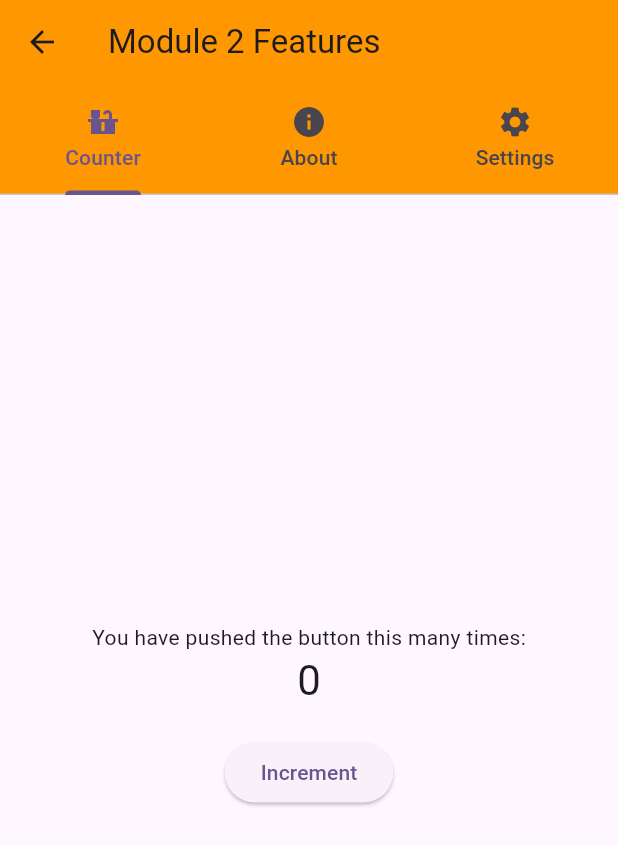
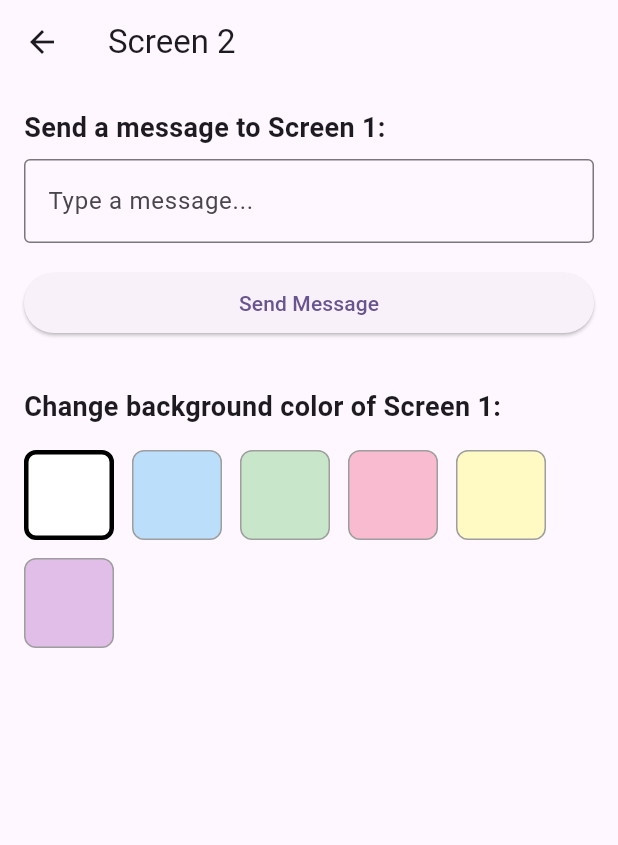
Before and after one commit to iamddwsc/flutter_module2, a Flutter app: the Screen2 screen opened directly, on a phone screen of 412 x 824 dp. Shown: the top 845 px of the screen. Run offline on Flutter 3.47's test engine with Material 3 defaults, Android fonts, the phone set to English and light mode, and no system bars; missing offline and left inert: flutter_module3_shared.

Commit message:
+ send data to screen 1

```diff
--- a/lib/screen_2.dart
+++ b/lib/screen_2.dart
@@ -1,4 +1,7 @@
+// Screen2.dart (to be implemented in module 2)
 import 'package:flutter/material.dart';
+import 'package:flutter_module3_shared/shared_communicator.dart';
+import 'package:flutter_module3_shared/shared_object.dart';
 
 class Screen2 extends StatefulWidget {
   const Screen2({super.key});
@@ -7,122 +10,113 @@ class Screen2 extends StatefulWidget {
   State<Screen2> createState() => _Screen2State();
 }
 
-class _Screen2State extends State<Screen2> with SingleTickerProviderStateMixin {
-  int counter = 0;
-  late TabController _tabController;
+class _Screen2State extends State<Screen2> {
+  final TextEditingController _messageController = TextEditingController();
+  Color _selectedColor = Colors.white;
 
-  @override
-  void initState() {
-    super.initState();
-    _tabController = TabController(length: 3, vsync: this);
+  // Predefined color options
+  final List<Color> _colorOptions = [
+    Colors.white,
+    Colors.blue[100]!,
+    Colors.green[100]!,
+    Colors.pink[100]!,
+    Colors.yellow[100]!,
+    Colors.purple[100]!,
+  ];
+
+  void _sendMessage() {
+    final message = _messageController.text;
+    if (message.isNotEmpty) {
+      final messageShared = SharedCommunicator().get<SharedMessage>('messages');
+      if (messageShared != null) {
+        messageShared.sendMessage(message);
+        ScaffoldMessenger.of(context).showSnackBar(
+          const SnackBar(content: Text('Message sent to Screen 1!')),
+        );
+      }
+    }
   }
 
-  @override
-  void dispose() {
-    _tabController.dispose();
-    super.dispose();
+  void _updateBackgroundColor(Color color) {
+    setState(() {
+      _selectedColor = color;
+    });
+
+    final uiState = SharedCommunicator().get<SharedUIState>('uiState');
+    if (uiState != null) {
+      uiState.updateProperty('backgroundColor', color);
+      ScaffoldMessenger.of(context).showSnackBar(
+        const SnackBar(content: Text('Background color updated on Screen 1!')),
+      );
     }
-
-  void incrementCounter() {
-    setState(() {
-      counter++;
-    });
   }
 
   @override
   Widget build(BuildContext context) {
     return Scaffold(
       appBar: AppBar(
-        title: const Text('Module 2 Features'),
-        backgroundColor: Colors.orange,
-        bottom: TabBar(
-          controller: _tabController,
-          tabs: const [
-            Tab(icon: Icon(Icons.countertops), text: 'Counter'),
-            Tab(icon: Icon(Icons.info), text: 'About'),
-            Tab(icon: Icon(Icons.settings), text: 'Settings'),
-          ],
+        title: const Text('Screen 2'),
+      ),
+      body: Padding(
+        padding: const EdgeInsets.all(16.0),
+        child: Column(
+          crossAxisAlignment: CrossAxisAlignment.stretch,
+          children: [
+            const Text(
+              'Send a message to Screen 1:',
+              style: TextStyle(fontSize: 18, fontWeight: FontWeight.bold),
+            ),
+            const SizedBox(height: 8),
+            TextField(
+              controller: _messageController,
+              decoration: const InputDecoration(
+                border: OutlineInputBorder(),
+                hintText: 'Type a message...',
               ),
             ),
-      body: TabBarView(
-        controller: _tabController,
-        children: [
-          // Counter Tab
-          Center(
-            child: Column(
-              mainAxisAlignment: MainAxisAlignment.center,
-              children: <Widget>[
+            const SizedBox(height: 16),
+            ElevatedButton(
+              onPressed: _sendMessage,
+              child: const Text('Send Message'),
+            ),
+            const SizedBox(height: 32),
             const Text(
-                  'You have pushed the button this many times:',
+              'Change background color of Screen 1:',
+              style: TextStyle(fontSize: 18, fontWeight: FontWeight.bold),
             ),
-                Text(
-                  '$counter',
-                  style: Theme.of(context).textTheme.headlineMedium,
+            const SizedBox(height: 16),
+            Wrap(
+              spacing: 12,
+              runSpacing: 12,
+              children: _colorOptions.map((color) {
+                return GestureDetector(
+                  onTap: () => _updateBackgroundColor(color),
+                  child: Container(
+                    width: 60,
+                    height: 60,
+                    decoration: BoxDecoration(
+                      color: color,
+                      border: Border.all(
+                        color: _selectedColor == color
+                            ? Colors.black
+                            : Colors.grey,
+                        width: _selectedColor == color ? 3 : 1,
                       ),
-                const SizedBox(height: 20),
-                ElevatedButton(
-                  onPressed: incrementCounter,
-                  child: const Text('Increment'),
+                      borderRadius: BorderRadius.circular(8),
+                    ),
+                  ),
+                );
+              }).toList(),
             ),
           ],
         ),
       ),
-
-          // About Tab
-          const Padding(
-            padding: EdgeInsets.all(16.0),
-            child: Column(
-              crossAxisAlignment: CrossAxisAlignment.start,
-              children: [
-                Text('Module 2',
-                    style:
-                        TextStyle(fontSize: 24, fontWeight: FontWeight.bold)),
-                SizedBox(height: 16),
-                Text('This is a modular Flutter component that demonstrates:'),
-                SizedBox(height: 8),
-                ListTile(
-                  leading: Icon(Icons.check),
-                  title: Text('Independent development'),
-                ),
-                ListTile(
-                  leading: Icon(Icons.check),
-                  title: Text('Modular architecture'),
-                ),
-                ListTile(
-                  leading: Icon(Icons.check),
-                  title: Text('Component reusability'),
-                ),
-              ],
-            ),
-          ),
-
-          // Settings Tab
-          ListView(
-            children: [
-              SwitchListTile(
-                title: const Text('Dark Mode'),
-                value: false,
-                onChanged: (value) {},
-              ),
-              SwitchListTile(
-                title: const Text('Notifications'),
-                value: true,
-                onChanged: (value) {},
-              ),
-              ListTile(
-                title: const Text('Language'),
-                trailing: const Text('English'),
-                onTap: () {},
-              ),
-              const Divider(),
-              const ListTile(
-                title: Text('Module Version'),
-                trailing: Text('1.0.0'),
-              ),
-            ],
-          ),
-        ],
-      ),
     );
   }
+
+  @override
+  void dispose() {
+    _messageController.dispose();
+    super.dispose();
   }
+}
--- a/pubspec.yaml
+++ b/pubspec.yaml
@@ -34,6 +34,9 @@ dependencies:
   # The following adds the Cupertino Icons font to your application.
   # Use with the CupertinoIcons class for iOS style icons.
   cupertino_icons: ^1.0.8
+
+  flutter_module3_shared:
+    path: shared
 
 dev_dependencies:
   flutter_test:
```
Also changed, not shown: pubspec.lock, 1 other file. Lines whose indentation alone changed are shown as unchanged.
